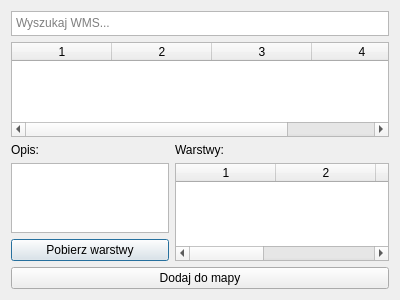
This is gissupport_plugin/modules/wms/baza_wms_dialog_base.ui in gis-support/gis-support-plugin as Qt 5 draws it before an edit. The edited form follows.
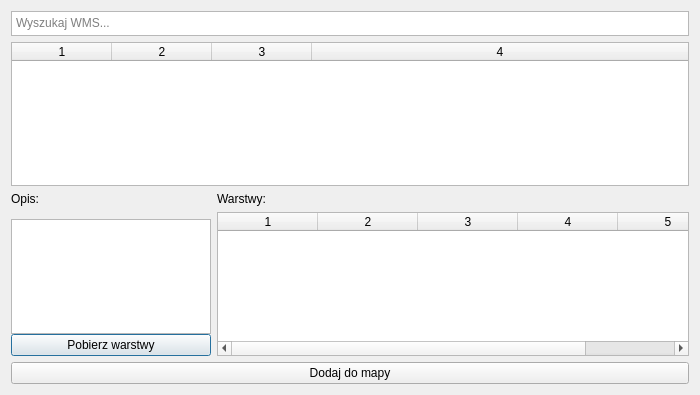
This is the edited form.

```diff
--- a/gissupport_plugin/modules/wms/baza_wms_dialog_base.ui
+++ b/gissupport_plugin/modules/wms/baza_wms_dialog_base.ui
@@ -6,10 +6,16 @@
    <rect>
     <x>0</x>
     <y>0</y>
-    <width>400</width>
-    <height>300</height>
+    <width>700</width>
+    <height>395</height>
    </rect>
   </property>
+  <property name="minimumSize">
+   <size>
+    <width>700</width>
+    <height>0</height>
+   </size>
+  </property>
   <property name="windowTitle">
    <string>Baza WMS</string>
   </property>
@@ -69,6 +75,12 @@
        </item>
        <item>
         <widget class="QPlainTextEdit" name="descriptionTextEdit">
+         <property name="minimumSize">
+          <size>
+           <width>0</width>
+           <height>115</height>
+          </size>
+         </property>
          <property name="maximumSize">
           <size>
            <width>200</width>
@@ -113,6 +125,12 @@
        </item>
        <item>
         <widget class="QTableWidget" name="layersTableWidget">
+         <property name="minimumSize">
+          <size>
+           <width>450</width>
+           <height>0</height>
+          </size>
+         </property>
          <property name="editTriggers">
           <set>QAbstractItemView::NoEditTriggers</set>
          </property>
```
